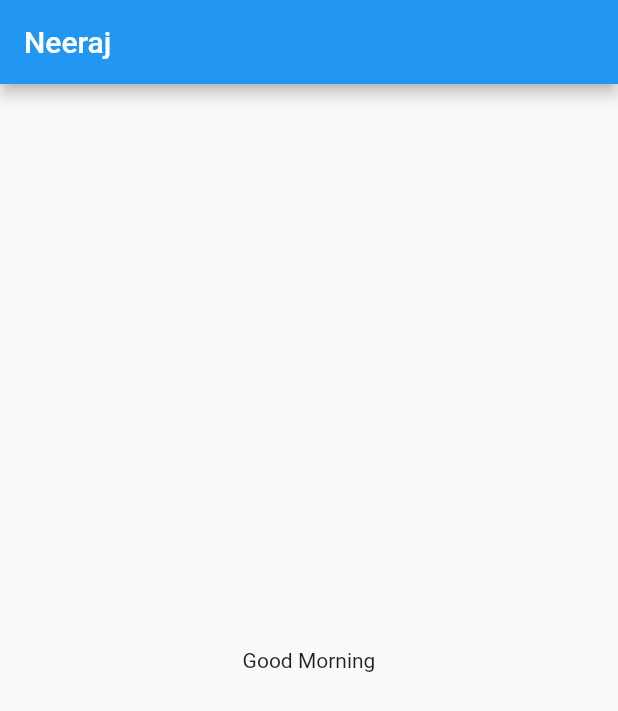
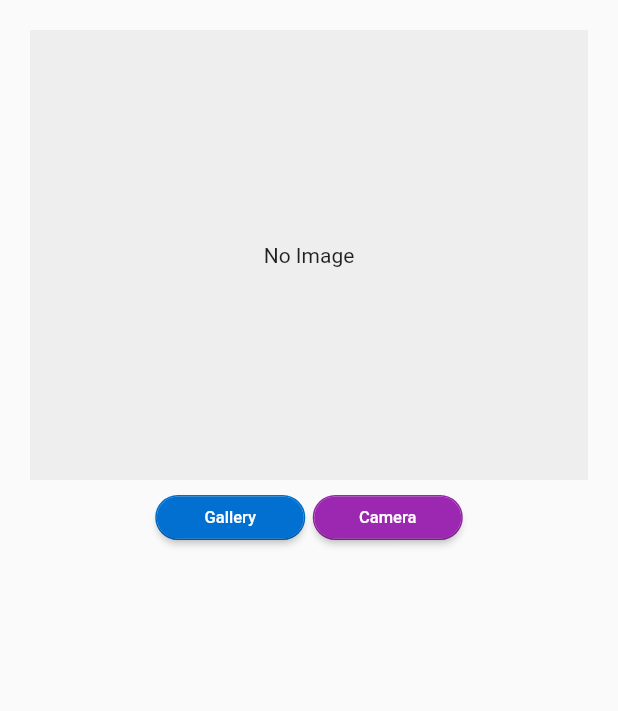
Before and after one commit to neerazz/first-fluter-project, a Flutter app: the screen it shows after launch, on a phone screen of 412 x 824 dp. Shown: the top 711 px of the screen. Run offline on Flutter 3.47's test engine with Material 2 defaults, Android fonts, the phone set to English and light mode, and no system bars; our stand-ins replace image_picker; missing offline and left inert: google_mlkit_text_recognition.

Commit message:
Updated project.

```diff
--- /dev/null
+++ b/lib/demo_image.dart
@@ -0,0 +1,172 @@
+import 'dart:io';
+
+import 'package:flutter/material.dart';
+import 'package:google_mlkit_text_recognition/google_mlkit_text_recognition.dart';
+import 'package:image_picker/image_picker.dart';
+
+class DemoML extends StatefulWidget {
+  const DemoML({Key? key}) : super(key: key);
+
+  //const Demo_Ml({ Key? key }) : super(key: key);
+
+  @override
+  State<DemoML> createState() => _DemoMLState();
+}
+
+class _DemoMLState extends State<DemoML> {
+  bool textScanning = false;
+  XFile? imageFile;
+  String scannedText = "";
+
+  pickImageFromGallery() async {
+    try {
+      final pickedImage =
+          await ImagePicker().pickImage(source: ImageSource.gallery);
+      if (pickedImage != null) {
+        setState(() {
+          imageFile = pickedImage;
+        });
+        getRecognisedText(imageFile!);
+      }
+    } catch (e) {
+      setState(() {
+        textScanning = false;
+        imageFile = null;
+        scannedText = "Error occurred while scanning";
+      });
+    }
+  }
+
+  pickImageFromCamera() async {
+    try {
+      final pickedImage =
+          await ImagePicker().pickImage(source: ImageSource.camera);
+      if (pickedImage != null) {
+        setState(() {
+          imageFile = pickedImage;
+        });
+        getRecognisedText(imageFile!);
+      }
+    } catch (e) {
+      setState(() {
+        textScanning = false;
+        imageFile = null;
+        scannedText = "Error occurred while scanning";
+      });
+    }
+  }
+
+  getRecognisedText(XFile image) async {
+    final inputImage = InputImage.fromFilePath(image.path);
+    final textDetector = TextRecognizer();
+    RecognizedText recognizedText = await textDetector.processImage(inputImage);
+    // await textDetector.close();
+    var resultText = "";
+    for (TextBlock block in recognizedText.blocks) {
+      for (TextLine line in block.lines) {
+        // for (TextElement element in line.elements) {
+        //   resultText += element.text + " ";
+        // }
+        resultText += line.text + "\n";
+      }
+      // resultText += "\n";
+    }
+    setState(() {
+      textScanning = false;
+      scannedText = resultText;
+    });
+    print(scannedText);
+  }
+
+  @override
+  Widget build(BuildContext context) {
+    return Scaffold(
+        body: SafeArea(
+            child: Container(
+      padding: const EdgeInsets.all(20),
+      child: Column(
+        children: [
+          !textScanning && imageFile != null
+              ? SizedBox(
+                  height: 300,
+                  child: Image.file(File(imageFile!.path)),
+                )
+              : textScanning
+                  ? Container(
+                      color: Colors.white,
+                      alignment: Alignment.center,
+                      height: 300,
+                      child: const CircularProgressIndicator(
+                        color: Colors.blue,
+                      ),
+                    )
+                  : Container(
+                      alignment: Alignment.center,
+                      height: 300,
+                      color: Colors.grey[200],
+                      child: const Text("No Image")),
+          const SizedBox(
+            height: 10,
+          ),
+          Row(mainAxisAlignment: MainAxisAlignment.center, children: [
+            Container(
+              width: 100,
+              height: 30,
+              decoration: BoxDecoration(
+                  borderRadius: BorderRadius.circular(20),
+                  border: Border.all(color: const Color(0xFF0170d0))),
+              child: ElevatedButton(
+                onPressed: () {
+                  pickImageFromGallery();
+                  setState(() {
+                    textScanning = true;
+                  });
+                },
+                child: const Text(
+                  "Gallery",
+                  style: TextStyle(color: Colors.white, fontSize: 11),
+                ),
+                style: ElevatedButton.styleFrom(
+                    primary: const Color(0xFF0170d0),
+                    //  primary: Color(0xFF0170d0),
+                    shape: RoundedRectangleBorder(
+                        borderRadius: BorderRadius.circular(20))),
+              ),
+            ),
+            const SizedBox(width: 5),
+            Container(
+              width: 100,
+              height: 30,
+              decoration: BoxDecoration(
+                  borderRadius: BorderRadius.circular(20),
+                  border: Border.all(color: Colors.purple)),
+              child: ElevatedButton(
+                onPressed: () {
+                  pickImageFromCamera();
+                  setState(() {
+                    textScanning = true;
+                  });
+                },
+                child: const Text(
+                  "Camera",
+                  style: TextStyle(color: Colors.white, fontSize: 11),
+                ),
+                style: ElevatedButton.styleFrom(
+                    primary: Colors.purple,
+                    //  primary: Color(0xFF0170d0),
+                    shape: RoundedRectangleBorder(
+                        borderRadius: BorderRadius.circular(20))),
+              ),
+            )
+          ]),
+          const SizedBox(
+            height: 10,
+          ),
+          SizedBox(
+              width: MediaQuery.of(context).size.width * 0.8,
+              child: Text(scannedText))
+        ],
+      ),
+    )));
+  }
+}
--- a/lib/main.dart
+++ b/lib/main.dart
@@ -1,16 +1,30 @@
+import 'package:first_flutter_project/demo_image.dart';
 import 'package:flutter/material.dart';
 
 void main() {
   runApp(const MyApp());
 }
 
-class MyApp extends StatelessWidget {
+class MyApp extends StatefulWidget {
   const MyApp({Key? key}) : super(key: key);
+
+  @override
+  State<MyApp> createState() => _MyAppState();
+}
+
+class _MyAppState extends State<MyApp> {
+  @override
+  void dispose() {
+    // TODO: implement dispose
+    imageCache!.clear();
+    super.dispose();
+  }
 
   // This widget is the root of your application.
   @override
   Widget build(BuildContext context) {
     return MaterialApp(
+      debugShowCheckedModeBanner: false,
       title: 'Flutter Demo',
       theme: ThemeData(
         // This is the theme of your application.
@@ -24,29 +38,7 @@ class MyApp extends StatelessWidget {
         // is not restarted.
         primarySwatch: Colors.blue,
       ),
-      home: MyWidget(),
+      home: const DemoML(),
     );
   }
 }
-
-class MyWidget extends StatefulWidget {
-  const MyWidget({Key? key}) : super(key: key);
-
-  @override
-  State<MyWidget> createState() => _MyWidgetState();
-}
-
-class _MyWidgetState extends State<MyWidget> {
-  @override
-  Widget build(BuildContext context) {
-    return Scaffold(
-      appBar: AppBar(
-        title:Text("Neeraj")
-      ),
-      body:Center(
-        child:Text("Good Morning")
-      )
-    );
-
-  }
-}
```
Also changed, not shown: pubspec.yaml (+8 -5 lines), pubspec.lock, 23 other files.
